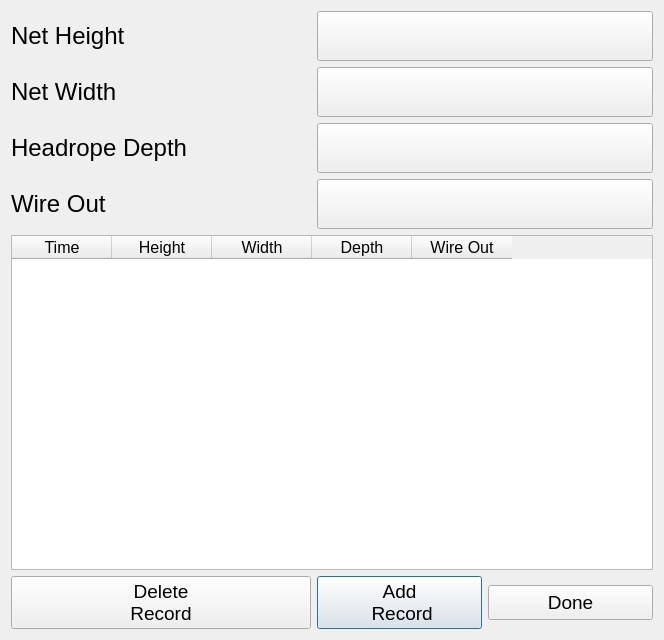
aliciabillings-noaa/CLAMS, file ui/NetDlg.ui: the form before one commit.
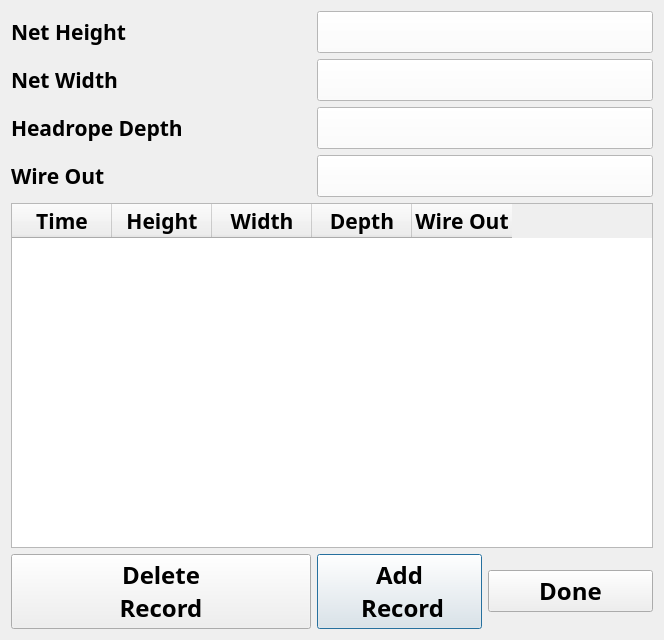
The form after the commit.

What changed in the file:
```diff
--- a/ui/NetDlg.ui
+++ b/ui/NetDlg.ui
@@ -26,7 +26,10 @@
        </property>
        <property name="font">
         <font>
-         <pointsize>18</pointsize>
+         <family>Arial Black</family>
+         <pointsize>16</pointsize>
+         <weight>75</weight>
+         <bold>true</bold>
         </font>
        </property>
        <property name="text">
@@ -50,7 +53,10 @@
        </property>
        <property name="font">
         <font>
-         <pointsize>18</pointsize>
+         <family>Arial Black</family>
+         <pointsize>16</pointsize>
+         <weight>75</weight>
+         <bold>true</bold>
         </font>
        </property>
        <property name="text">
@@ -68,7 +74,10 @@
        </property>
        <property name="font">
         <font>
-         <pointsize>14</pointsize>
+         <family>Arial Black</family>
+         <pointsize>18</pointsize>
+         <weight>75</weight>
+         <bold>true</bold>
         </font>
        </property>
        <property name="text">
@@ -87,7 +96,10 @@
        </property>
        <property name="font">
         <font>
-         <pointsize>14</pointsize>
+         <family>Arial Black</family>
+         <pointsize>18</pointsize>
+         <weight>75</weight>
+         <bold>true</bold>
         </font>
        </property>
        <property name="text">
@@ -108,7 +120,10 @@
        </property>
        <property name="font">
         <font>
-         <pointsize>14</pointsize>
+         <family>Arial Black</family>
+         <pointsize>18</pointsize>
+         <weight>75</weight>
+         <bold>true</bold>
         </font>
        </property>
        <property name="text">
@@ -127,7 +142,10 @@
        </property>
        <property name="font">
         <font>
-         <pointsize>18</pointsize>
+         <family>Arial Black</family>
+         <pointsize>16</pointsize>
+         <weight>75</weight>
+         <bold>true</bold>
         </font>
        </property>
        <property name="text">
@@ -145,7 +163,10 @@
        </property>
        <property name="font">
         <font>
-         <pointsize>18</pointsize>
+         <family>Arial Black</family>
+         <pointsize>16</pointsize>
+         <weight>75</weight>
+         <bold>true</bold>
         </font>
        </property>
        <property name="text">
@@ -163,7 +184,10 @@
        </property>
        <property name="font">
         <font>
-         <pointsize>12</pointsize>
+         <family>Arial Black</family>
+         <pointsize>16</pointsize>
+         <weight>75</weight>
+         <bold>true</bold>
         </font>
        </property>
        <property name="editTriggers">
@@ -218,9 +242,17 @@
        </property>
        <property name="font">
         <font>
-         <pointsize>28</pointsize>
+         <family>Arial Black</family>
+         <pointsize>18</pointsize>
+         <weight>75</weight>
+         <bold>true</bold>
         </font>
        </property>
+       <property name="styleSheet">
+        <string notr="true">QWidget {
+    background-color: white;
+}</string>
+       </property>
        <property name="text">
         <string/>
        </property>
@@ -245,9 +277,17 @@
        </property>
        <property name="font">
         <font>
-         <pointsize>28</pointsize>
+         <family>Arial Black</family>
+         <pointsize>18</pointsize>
+         <weight>75</weight>
+         <bold>true</bold>
         </font>
        </property>
+       <property name="styleSheet">
+        <string notr="true">QWidget {
+    background-color: white;
+}</string>
+       </property>
        <property name="text">
         <string/>
        </property>
@@ -269,9 +309,17 @@
        </property>
        <property name="font">
         <font>
-         <pointsize>28</pointsize>
+         <family>Arial Black</family>
+         <pointsize>18</pointsize>
+         <weight>75</weight>
+         <bold>true</bold>
         </font>
        </property>
+       <property name="styleSheet">
+        <string notr="true">QWidget {
+    background-color: white;
+}</string>
+       </property>
        <property name="text">
         <string/>
        </property>
@@ -293,9 +341,17 @@
        </property>
        <property name="font">
         <font>
-         <pointsize>28</pointsize>
+         <family>Arial Black</family>
+         <pointsize>18</pointsize>
+         <weight>75</weight>
+         <bold>true</bold>
         </font>
        </property>
+       <property name="styleSheet">
+        <string notr="true">QWidget {
+    background-color: white;
+}</string>
+       </property>
        <property name="text">
         <string/>
        </property>
```
